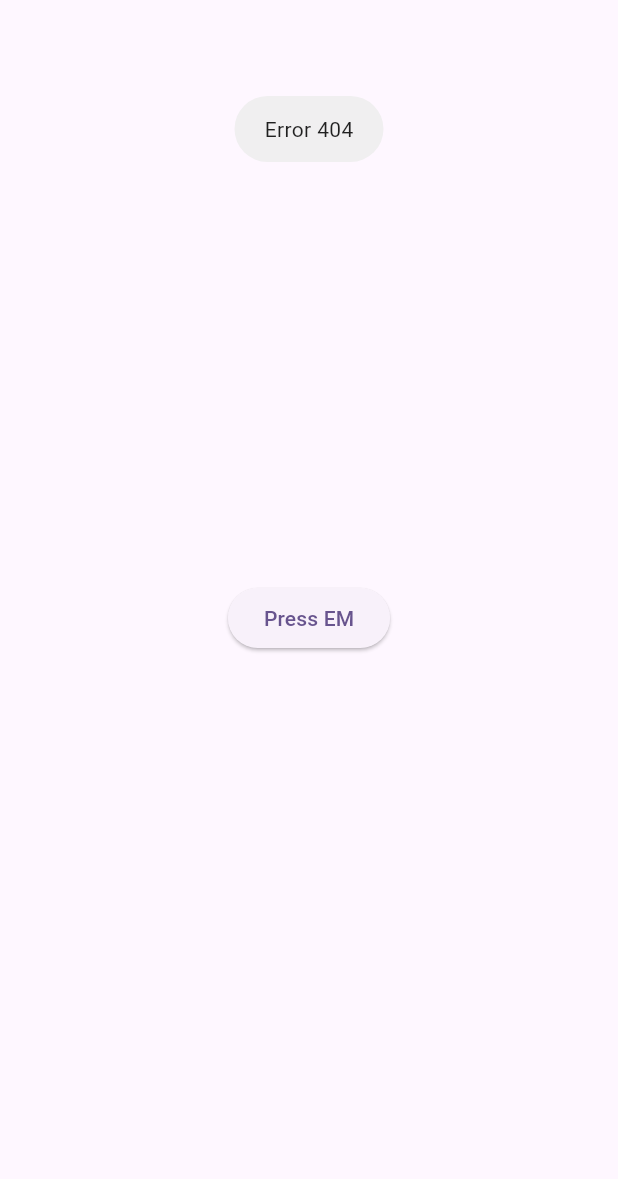
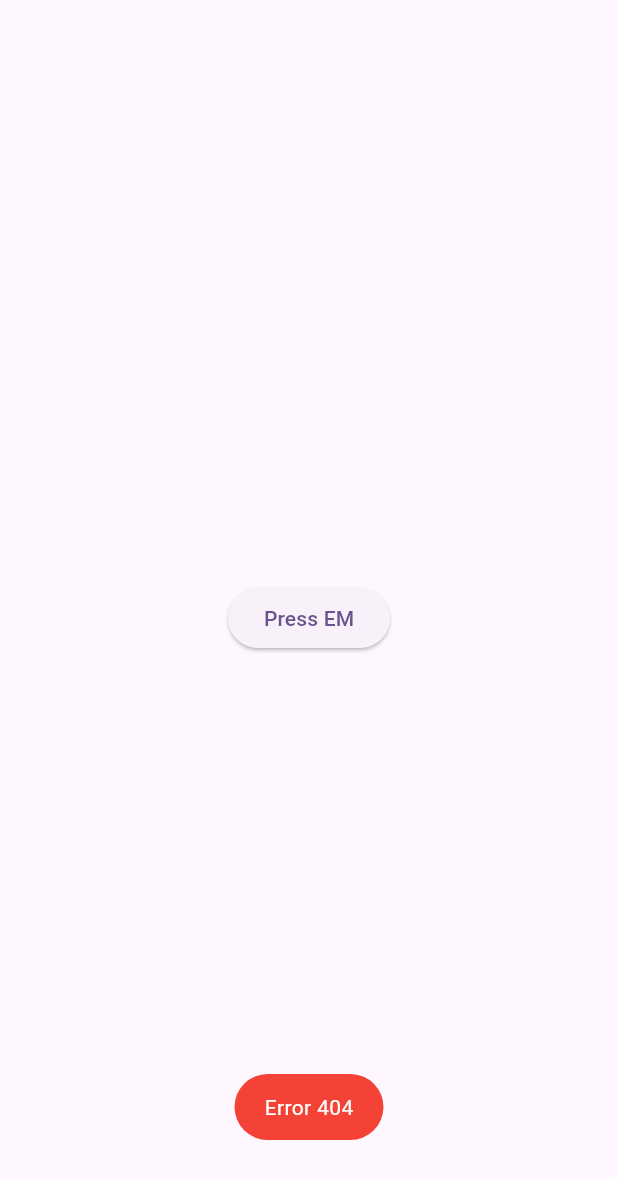
Before and after one commit to tanjilalom/Toast-Widget, a Flutter app: the screen it shows after launch, after a tap on "Press EM", on a phone screen of 412 x 824 dp. Shown: the top 1179 px of the screen. Run offline on Flutter 3.47's test engine with Material 3 defaults, Android fonts, the phone set to English and light mode, and no system bars; our stand-ins replace fluttertoast.

Commit message:
Initial Commit

```diff
--- a/lib/main.dart
+++ b/lib/main.dart
@@ -36,7 +36,8 @@ class _MyHomePageState extends State<MyHomePage> {
                 onPressed: () {
                   Fluttertoast.showToast(
                     msg: "Error 404",
-                    gravity: ToastGravity.TOP,
+                    backgroundColor: Colors.red,
+                    textColor: Colors.white,
                   );
                 },
                 child: Text("Press EM"))));
```
